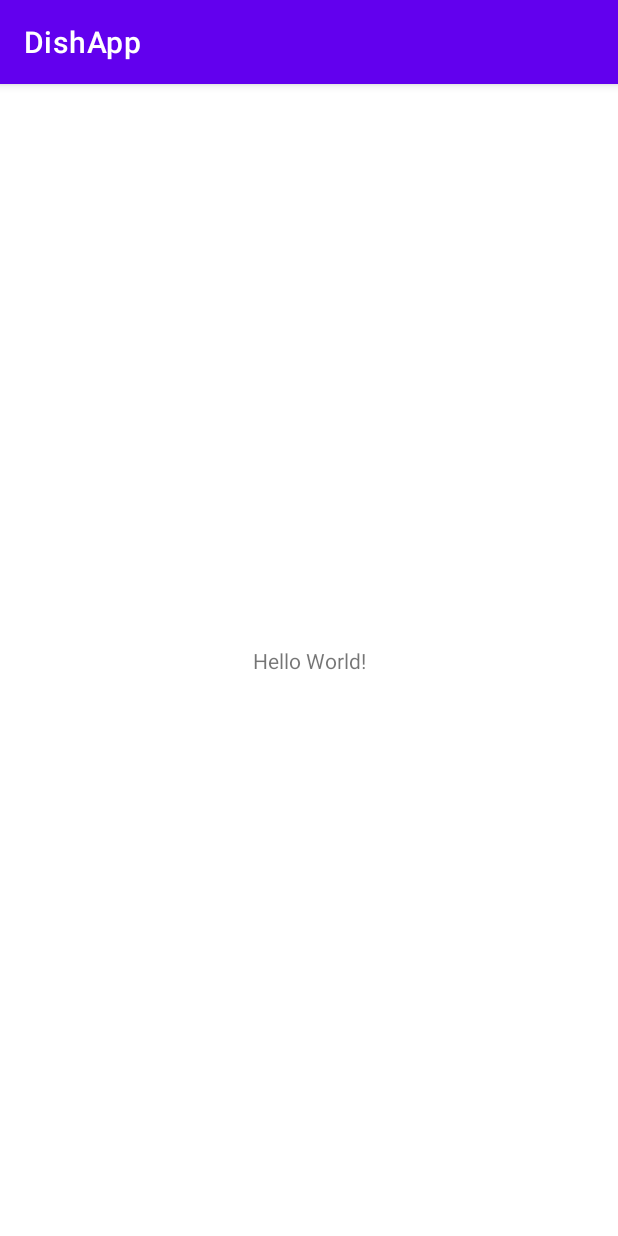
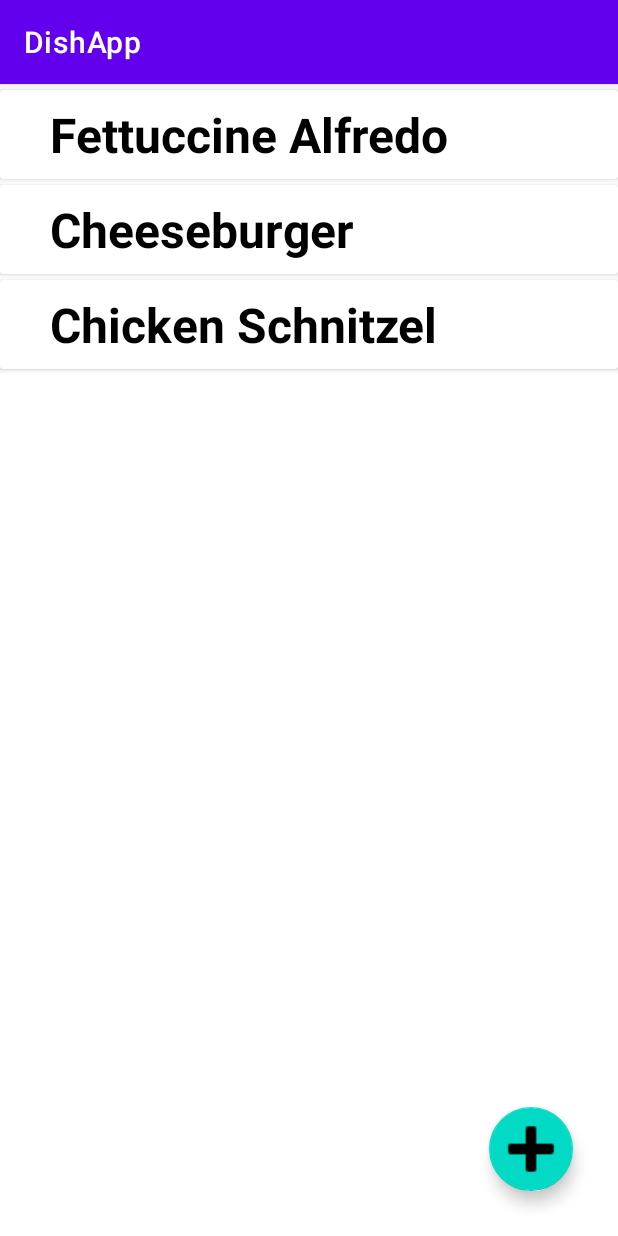
Before and after one commit to Wolfnj/DishApp, an Android app: the screen it shows after launch (MainActivity), on a phone screen of 412 x 824 dp. Run offline under Robolectric (Android 15) with nearby library versions, the phone set to English and light mode, and no system bars.

Commit message:
Rest of app commit =)

```diff
--- a/app/src/main/AndroidManifest.xml
+++ b/app/src/main/AndroidManifest.xml
@@ -9,6 +9,12 @@
         android:roundIcon="@mipmap/ic_launcher_round"
         android:supportsRtl="true"
         android:theme="@style/Theme.DishApp">
+        <activity android:name=".CreateDishActivity"
+                  android:parentActivityName=".MainActivity">
+            <meta-data
+                android:name="android.support.PARENT_ACTIVITY"
+                android:value=".MainActivity"/>
+        </activity>
         <activity android:name=".MainActivity">
             <intent-filter>
                 <action android:name="android.intent.action.MAIN" />
--- /dev/null
+++ b/app/src/main/java/com/example/dishapp/Dish.kt
@@ -0,0 +1,3 @@
+package com.example.dishapp
+
+data class Dish(var title: String,var description: String)
--- /dev/null
+++ b/app/src/main/java/com/example/dishapp/DishAdapter.kt
@@ -0,0 +1,54 @@
+package com.example.dishapp
+
+import android.view.LayoutInflater
+import android.view.View
+import android.view.ViewGroup
+import android.widget.AdapterView
+import android.widget.TextView
+import androidx.recyclerview.widget.RecyclerView
+
+class DishAdapter(private val dishesList: List<Dish>,
+                  private val listener: OnDishClickListner
+
+                    ) : RecyclerView.Adapter<DishAdapter.DishViewHolder>() {
+
+    override fun onCreateViewHolder(parent: ViewGroup, viewType: Int): DishViewHolder {
+        val itemView = LayoutInflater.from(parent.context).inflate(R.layout.dish_item,parent,
+            false)
+        return DishViewHolder(itemView)
+    }
+
+    override fun onBindViewHolder(holder: DishViewHolder, position: Int) {
+        val currentDish =dishesList[position]
+
+        holder.titleTextView.text = currentDish.title
+
+
+    }
+
+    override fun getItemCount(): Int {
+        return dishesList.size
+    }
+
+
+    inner class DishViewHolder(itemView: View) : RecyclerView.ViewHolder(itemView),
+    View.OnClickListener{
+        val titleTextView: TextView = itemView.findViewById(R.id.title_text_view)
+
+        init {
+            itemView.setOnClickListener(this)
+        }
+
+        override fun onClick(v: View?) {
+            val position:Int = adapterPosition
+            if(position!=RecyclerView.NO_POSITION){
+                listener.onItemClick(position)
+            }
+        }
+    }
+
+    interface OnDishClickListner{
+        fun onItemClick(position: Int)
+    }
+
+}
--- a/app/src/main/java/com/example/dishapp/MainActivity.kt
+++ b/app/src/main/java/com/example/dishapp/MainActivity.kt
@@ -1,11 +1,112 @@
 package com.example.dishapp
 
+import android.content.Intent
+import android.os.Bundle
+import android.view.View
+import android.widget.Toast
 import androidx.appcompat.app.AppCompatActivity
-import android.os.Bundle
+import androidx.recyclerview.widget.LinearLayoutManager
+import androidx.recyclerview.widget.RecyclerView
 
-class MainActivity : AppCompatActivity() {
+class MainActivity : AppCompatActivity(), DishAdapter.OnDishClickListner {
+
+    private val dishesList = startList();
+    private val dishAdapter = DishAdapter(dishesList,this)
+    companion object {
+        const val REQUEST_ADD_DISH = 1
+        const val REQUEST_DISH_CLICK = 2
+    }
+
     override fun onCreate(savedInstanceState: Bundle?) {
         super.onCreate(savedInstanceState)
         setContentView(R.layout.activity_main)
+        val dishes_recycler_view: RecyclerView = findViewById(R.id.dishes_recycler_view)
+        dishes_recycler_view.adapter = dishAdapter
+        dishes_recycler_view.layoutManager = LinearLayoutManager(this)
+        dishes_recycler_view.setHasFixedSize(true)
     }
+
+
+
+    private fun startList(): ArrayList<Dish>{
+        val list = ArrayList<Dish>()
+        val starterTitleList = ArrayList<String>()
+
+        starterTitleList.add("Fettuccine Alfredo")
+        starterTitleList.add("Cheeseburger")
+        starterTitleList.add("Chicken Schnitzel")
+
+
+
+        for( i in 0..2){
+            val item = Dish(starterTitleList.get(i), "Food Item Description")
+            list.add(item)
+        }
+
+
+        return list
+    }
+
+    fun AddDish(view: View) {
+
+        val intent = Intent(this, CreateDishActivity::class.java).apply {
+            putExtra("ActionButtonClick",true)
+        }
+        startActivityForResult(intent, REQUEST_ADD_DISH)
+
+    }
+
+    override fun onActivityResult(requestCode: Int, resultCode: Int, data: Intent?) {
+        super.onActivityResult(requestCode, resultCode, data)
+        if(requestCode == REQUEST_ADD_DISH){
+            if(resultCode == RESULT_OK){
+                //Toast.makeText(this,"On Activity Result",Toast.LENGTH_SHORT).show()
+                val title = data!!.getStringExtra("title")
+                val description = data!!.getStringExtra("description")
+                val item = Dish(title,description)
+                if(title!=""){
+                    dishesList.add(item)
+                }
+                dishAdapter.notifyDataSetChanged()
+            }
+        }else if(requestCode == REQUEST_DISH_CLICK){
+            if(resultCode == RESULT_OK){
+                val isEditDish = data!!.getBooleanExtra("isEdit",false)
+
+                if(isEditDish){
+                    //The user clicked on Edit
+                    val title = data!!.getStringExtra("title")
+                    val description = data!!.getStringExtra("description")
+                    val item = Dish(title,description)
+                    val position = data!!.getIntExtra("position",0)
+                    if(title!=""){
+                        dishesList.set(position,item)
+                    }
+                    dishAdapter.notifyDataSetChanged()
+                }else{
+                    //The user clicked on Delete
+                    val deletePosition = data!!.getIntExtra("position",0)
+                    dishesList.removeAt(deletePosition)
+                    dishAdapter.notifyItemRemoved(deletePosition)
+                }
+
+
+            }
+        }
+
+
+    }
+
+    override fun onItemClick(position: Int) {
+        val intent = Intent(this, CreateDishActivity::class.java).apply {
+            putExtra("ActionButtonClick",false)
+            putExtra("title",dishesList.get(position).title)
+            putExtra("description",dishesList.get(position).description)
+            putExtra("position",position)
+
+        }
+        startActivityForResult(intent, REQUEST_DISH_CLICK)
+    }
+
+
 }
--- a/app/src/main/res/layout/activity_main.xml
+++ b/app/src/main/res/layout/activity_main.xml
@@ -6,13 +6,21 @@
     android:layout_height="match_parent"
     tools:context=".MainActivity">
 
-    <TextView
+    <androidx.recyclerview.widget.RecyclerView
+        android:id="@+id/dishes_recycler_view"
+        android:layout_width="match_parent"
+        android:layout_height="match_parent"/>
+
+    <com.google.android.material.floatingactionbutton.FloatingActionButton
         android:layout_width="wrap_content"
         android:layout_height="wrap_content"
-        android:text="Hello World!"
+        android:layout_marginEnd="30dp"
+        android:layout_marginBottom="30dp"
+        android:foreground="@android:drawable/ic_input_add"
+        android:foregroundTint="@color/black"
+        android:onClick="AddDish"
+        app:fabSize="auto"
         app:layout_constraintBottom_toBottomOf="parent"
-        app:layout_constraintLeft_toLeftOf="parent"
-        app:layout_constraintRight_toRightOf="parent"
-        app:layout_constraintTop_toTopOf="parent" />
+        app:layout_constraintEnd_toEndOf="parent" />
 
 </androidx.constraintlayout.widget.ConstraintLayout>
--- /dev/null
+++ b/app/src/main/res/layout/dish_item.xml
@@ -0,0 +1,29 @@
+<?xml version="1.0" encoding="utf-8"?>
+<androidx.cardview.widget.CardView xmlns:android="http://schemas.android.com/apk/res/android"
+    android:layout_width="match_parent"
+    android:layout_height="wrap_content"
+    android:layout_marginTop="4dp">
+
+    <RelativeLayout
+        android:layout_width="match_parent"
+        android:layout_height="match_parent"
+        android:padding="8dp">
+
+        <TextView
+            android:id="@+id/title_text_view"
+            android:layout_width="wrap_content"
+            android:layout_height="wrap_content"
+            android:text="Title"
+            android:textSize="32dp"
+            android:paddingLeft="25dp"
+            android:textStyle="bold"
+            android:textColor="@color/black"/>
+
+    </RelativeLayout>
+
+
+
+
+
+
+</androidx.cardview.widget.CardView>
```
Also changed, not shown: app/src/main/java/com/example/dishapp/CreateDishActivity.kt (added, +107 -0 lines), app/src/main/res/layout/activity_create_dish.xml (added, +96 -0 lines).
